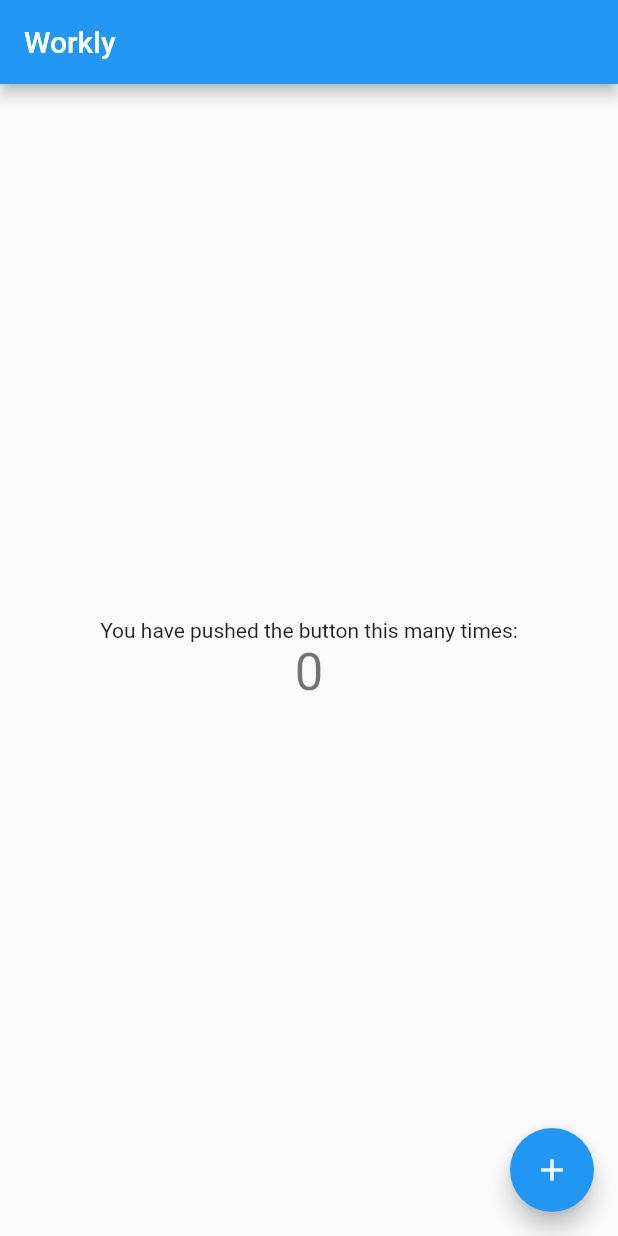
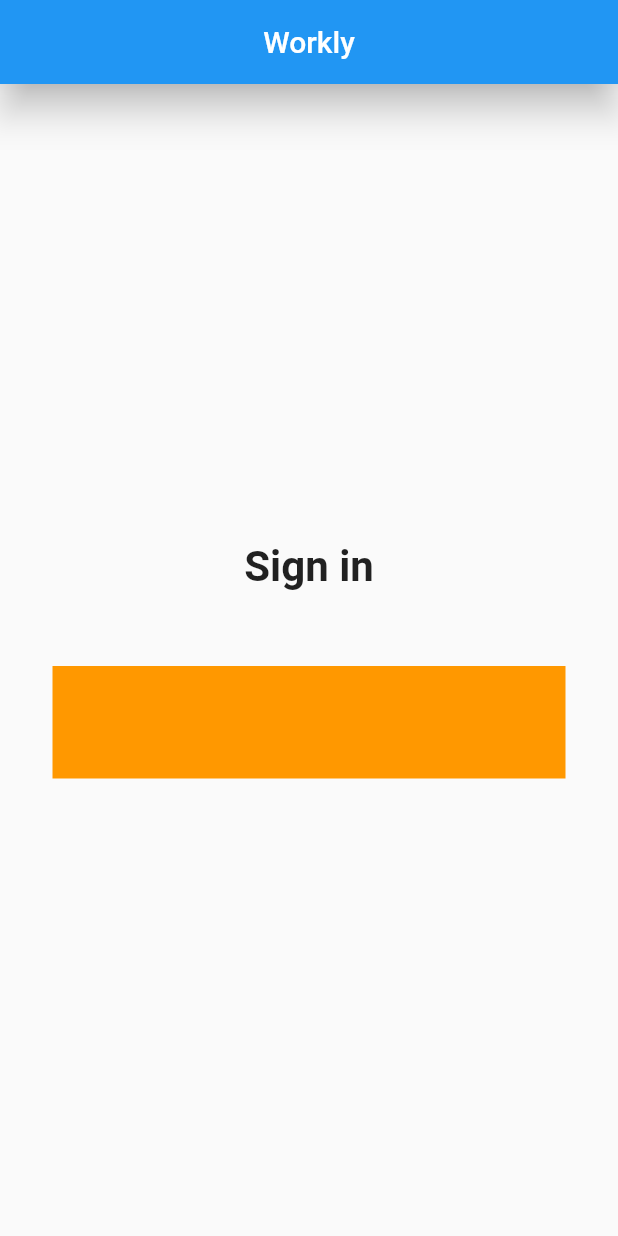
Before and after one commit to bdasgupta02/workly, a Flutter app: the screen it shows after launch, on a phone screen of 412 x 824 dp. Run offline on Flutter 3.47's test engine with Material 2 defaults, Android fonts, the phone set to English and light mode, and no system bars.

Commit message:
Added SignInPage_v1

```diff
--- /dev/null
+++ b/workly/lib/index.dart
@@ -0,0 +1,2 @@
+export 'package:flutter/material.dart';
+export 'package:workly/screens/SignInPage.dart';
--- a/workly/lib/main.dart
+++ b/workly/lib/main.dart
@@ -1,4 +1,4 @@
-import 'package:flutter/material.dart';
+import 'package:workly/index.dart';
 
 void main() {
   runApp(Workly());
@@ -9,64 +9,12 @@ class Workly extends StatelessWidget {
   @override
   Widget build(BuildContext context) {
     return MaterialApp(
-      title: 'Flutter Demo',
+      title: 'Workly',
       theme: ThemeData(
-
-        primarySwatch: Colors.blue,
-
+        primarySwatch: Colors.deepPurpleAccent[300], //Need to update colour
         visualDensity: VisualDensity.adaptivePlatformDensity,
       ),
-      home: MyHomePage(title: 'Workly'),
+      home: SignInPage(),
     );
   }
 }
-
-class MyHomePage extends StatefulWidget {
-  MyHomePage({Key key, this.title}) : super(key: key);
-  final String title;
-
-  @override
-  _MyHomePageState createState() => _MyHomePageState();
-}
-
-class _MyHomePageState extends State<MyHomePage> {
-  int _counter = 0;
-
-  void _incrementCounter() {
-    setState(() {
-      _counter++;
-    });
-  }
-
-  @override
-  Widget build(BuildContext context) {
-
-    return Scaffold(
-      appBar: AppBar(
-
-        title: Text(widget.title),
-      ),
-      body: Center(
-
-        child: Column(
-
-          mainAxisAlignment: MainAxisAlignment.center,
-          children: <Widget>[
-            Text(
-              'You have pushed the button this many times:',
-            ),
-            Text(
-              '$_counter',
-              style: Theme.of(context).textTheme.headline4,
-            ),
-          ],
-        ),
-      ),
-      floatingActionButton: FloatingActionButton(
-        onPressed: _incrementCounter,
-        tooltip: 'Increment',
-        child: Icon(Icons.add),
-      ),
-    );
-  }
-}
--- /dev/null
+++ b/workly/lib/screens/SignInPage.dart
@@ -0,0 +1,41 @@
+import 'package:flutter/material.dart';
+
+class SignInPage extends StatelessWidget {
+  @override
+  Widget build(BuildContext context) {
+    return Scaffold(
+      appBar: AppBar(
+        title: Text("Workly"),
+        centerTitle: true,
+        elevation: 10.0, //shadow of appBar, default is 4.0
+      ),
+      body: _bodyContent(),
+    );
+  }
+}
+
+Widget _bodyContent() {
+  return Padding(
+    padding: EdgeInsets.all(35.0),
+    child: Column(
+      mainAxisAlignment: MainAxisAlignment.center, //similar to y-axis
+      crossAxisAlignment: CrossAxisAlignment.stretch, //similar to x-axis
+      children: <Widget>[
+        Text('Sign in',
+          textAlign: TextAlign.center,
+          style: TextStyle(
+            fontSize: 28.0,
+            fontWeight: FontWeight.bold
+          ),
+        ),
+        SizedBox(height: 50.0), //Separation between above text and below box
+        Container(
+          color: Colors.orange,
+          child: SizedBox(
+            height: 75.0,
+          ),
+        ),
+      ],
+    ),
+  );
+}
```
